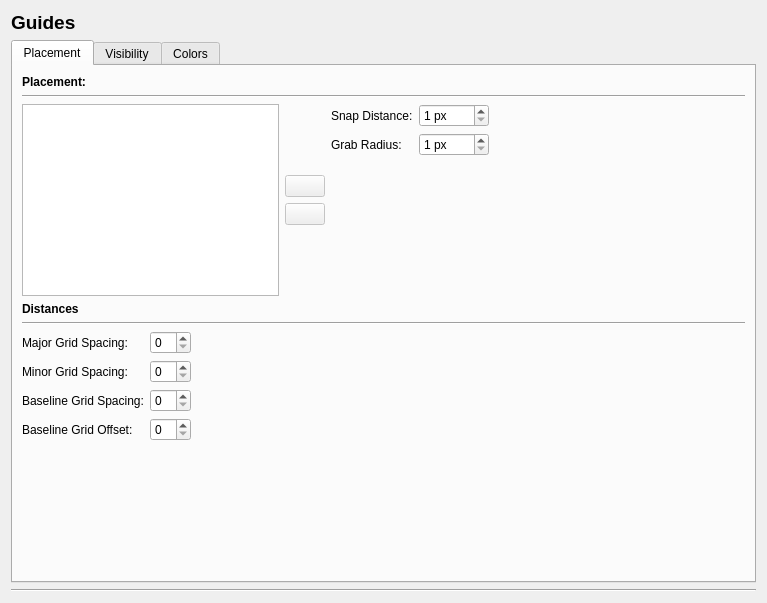
The window that scribus/ui/prefs_guidesbase.ui (scribusproject/scribus) describes before a commit, drawn with Qt 5.
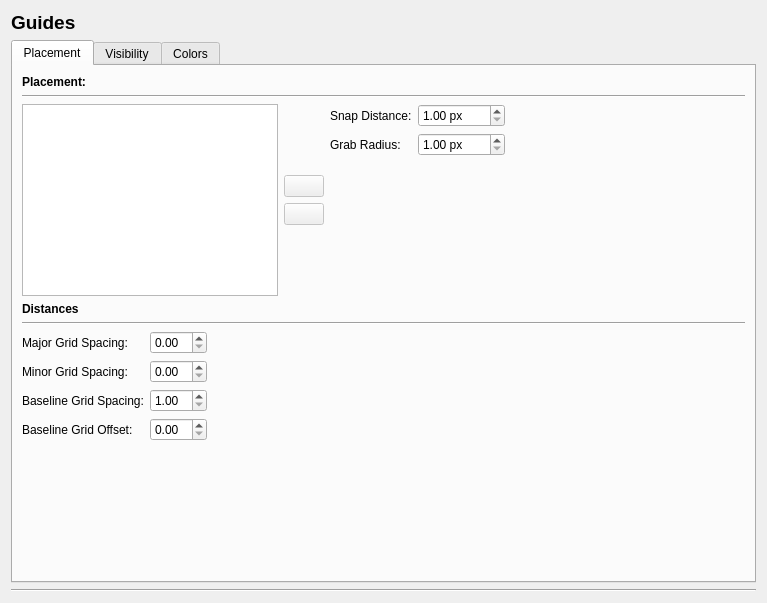
The same window after the commit. Custom widgets are drawn as their Qt base class.

Commit message: #12526: Fix baseline grid spacing minimum to > 0pt

```diff
--- a/scribus/ui/prefs_guidesbase.ui
+++ b/scribus/ui/prefs_guidesbase.ui
@@ -162,10 +162,10 @@
                 <string> px</string>
                </property>
                <property name="minimum">
-                <number>1</number>
+                <double>1.000000000000000</double>
                </property>
                <property name="maximum">
-                <number>1000</number>
+                <double>1000.000000000000000</double>
                </property>
               </widget>
              </item>
@@ -182,10 +182,10 @@
                 <string> px</string>
                </property>
                <property name="minimum">
-                <number>1</number>
+                <double>1.000000000000000</double>
                </property>
                <property name="maximum">
-                <number>1000</number>
+                <double>1000.000000000000000</double>
                </property>
               </widget>
              </item>
@@ -276,7 +276,11 @@
             </widget>
            </item>
            <item row="2" column="1">
-            <widget class="ScrSpinBox" name="baselineGridSpacingSpinBox"/>
+            <widget class="ScrSpinBox" name="baselineGridSpacingSpinBox">
+             <property name="minimum">
+              <double>1.000000000000000</double>
+             </property>
+            </widget>
            </item>
            <item row="3" column="0">
             <widget class="QLabel" name="baselineGridOffsetLabel">
@@ -516,8 +520,8 @@
  <customwidgets>
   <customwidget>
    <class>ScrSpinBox</class>
-   <extends>QSpinBox</extends>
-   <header location="global">ui/scrspinbox.h</header>
+   <extends>QDoubleSpinBox</extends>
+   <header>ui/scrspinbox.h</header>
   </customwidget>
  </customwidgets>
  <resources/>
```
